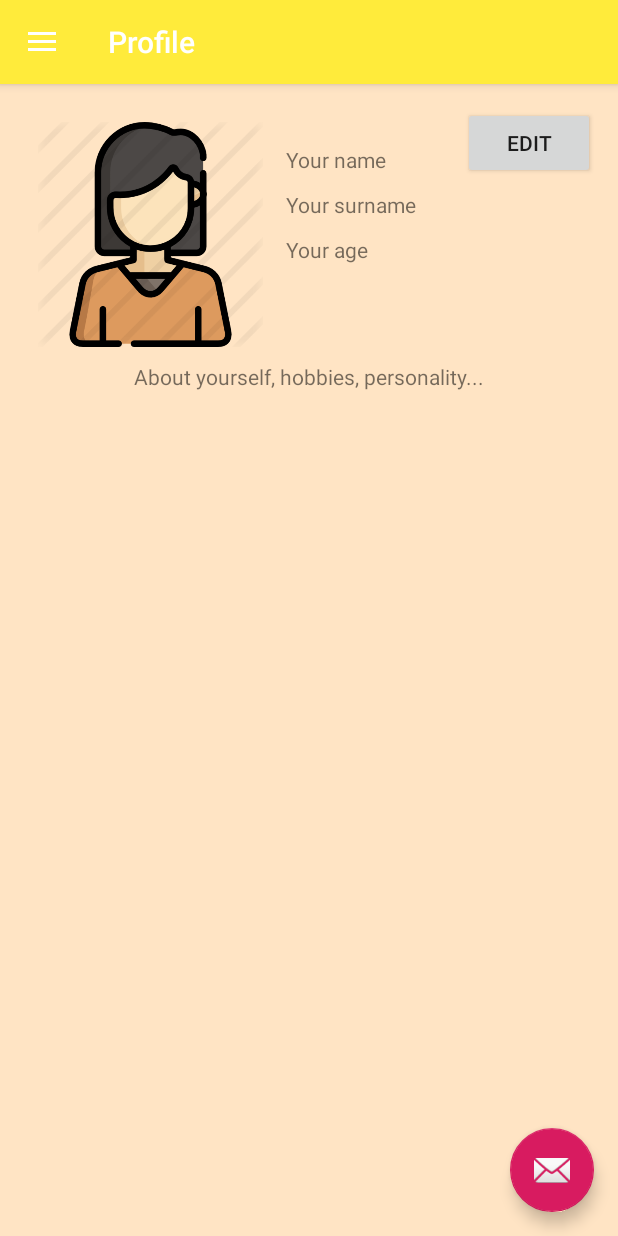
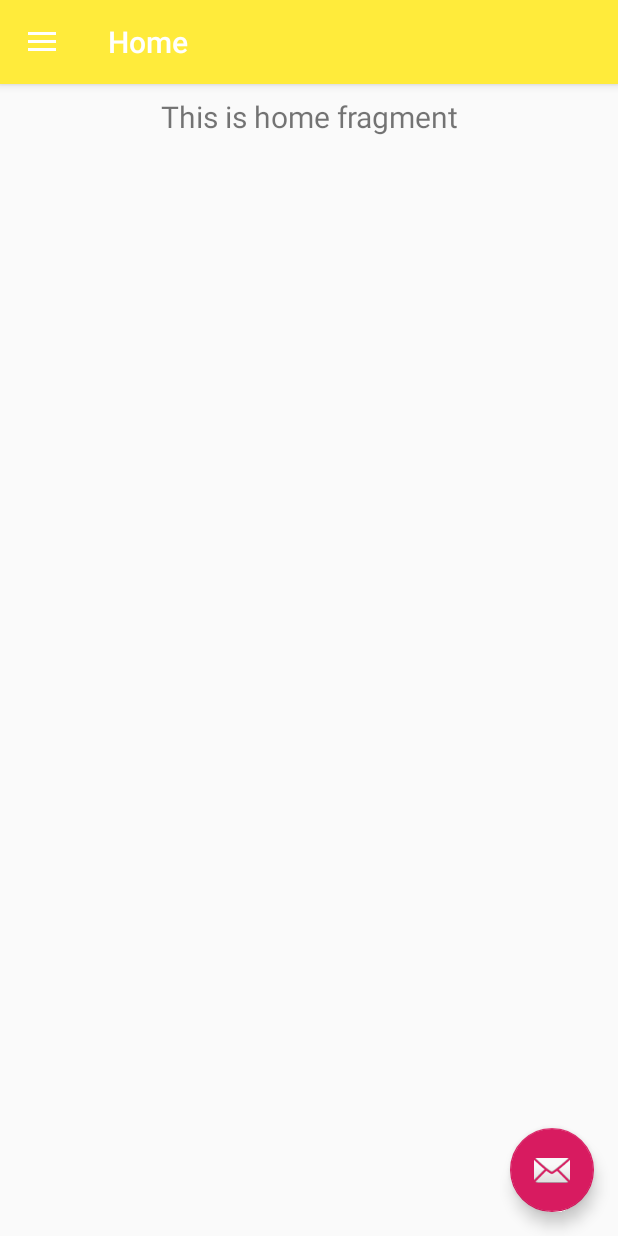
Before and after one commit to GGnet123/MobileProject, an Android app: the MainActivity screen opened directly, with no data from a screen before it, on a phone screen of 412 x 824 dp. Run offline under Robolectric (Android 15) with nearby library versions, the phone set to English and light mode, and no system bars; our stand-ins replace navigation-ui.

Commit message:
nav bar update

```diff
--- a/app/src/main/java/com/example/gauharproject/MainActivity.java
+++ b/app/src/main/java/com/example/gauharproject/MainActivity.java
@@ -97,7 +97,7 @@ public class MainActivity extends AppCompatActivity {
         // Passing each menu ID as a set of Ids because each
         // menu should be considered as top level destinations.
         mAppBarConfiguration = new AppBarConfiguration.Builder(
-                R.id.nav_profile, R.id.nav_gallery, R.id.nav_categories,
+                R.id.nav_profile, R.id.nav_home, R.id.nav_categories,
                 R.id.nav_notes, R.id.nav_favourite, R.id.nav_settings, R.id.nav_popular)
                 .setDrawerLayout(drawer)
                 .build();
--- a/app/src/main/java/com/example/gauharproject/ui/gallery/GalleryFragment.java
+++ b/app/src/main/java/com/example/gauharproject/ui/home/HomeFragment.java
@@ -1,4 +1,4 @@
-package com.example.gauharproject.ui.gallery;
+package com.example.gauharproject.ui.home;
 
 import android.os.Bundle;
 import android.view.LayoutInflater;
@@ -14,17 +14,17 @@ import androidx.lifecycle.ViewModelProviders;
 
 import com.example.gauharproject.R;
 
-public class GalleryFragment extends Fragment {
+public class HomeFragment extends Fragment {
 
-    private GalleryViewModel galleryViewModel;
+    private HomeViewModel homeViewModel;
 
     public View onCreateView(@NonNull LayoutInflater inflater,
                              ViewGroup container, Bundle savedInstanceState) {
-        galleryViewModel =
-                ViewModelProviders.of(this).get(GalleryViewModel.class);
-        View root = inflater.inflate(R.layout.fragment_gallery, container, false);
-        final TextView textView = root.findViewById(R.id.text_gallery);
-        galleryViewModel.getText().observe(this, new Observer<String>() {
+        homeViewModel =
+                ViewModelProviders.of(this).get(HomeViewModel.class);
+        View root = inflater.inflate(R.layout.fragment_home, container, false);
+        final TextView textView = root.findViewById(R.id.text_home);
+        homeViewModel.getText().observe(this, new Observer<String>() {
             @Override
             public void onChanged(@Nullable String s) {
                 textView.setText(s);
--- a/app/src/main/java/com/example/gauharproject/ui/gallery/GalleryViewModel.java
+++ b/app/src/main/java/com/example/gauharproject/ui/home/HomeViewModel.java
@@ -1,16 +1,16 @@
-package com.example.gauharproject.ui.gallery;
+package com.example.gauharproject.ui.home;
 
 import androidx.lifecycle.LiveData;
 import androidx.lifecycle.MutableLiveData;
 import androidx.lifecycle.ViewModel;
 
-public class GalleryViewModel extends ViewModel {
+public class HomeViewModel extends ViewModel {
 
     private MutableLiveData<String> mText;
 
-    public GalleryViewModel() {
+    public HomeViewModel() {
         mText = new MutableLiveData<>();
-        mText.setValue("This is gallery fragment");
+        mText.setValue("This is home fragment");
     }
 
     public LiveData<String> getText() {
--- a/app/src/main/res/layout/fragment_gallery.xml
+++ b/app/src/main/res/layout/fragment_home.xml
@@ -5,7 +5,7 @@
     android:layout_height="match_parent">
 
     <TextView
-        android:id="@+id/text_gallery"
+        android:id="@+id/text_home"
         android:layout_width="match_parent"
         android:layout_height="wrap_content"
         android:layout_marginStart="8dp"
--- a/app/src/main/res/menu/activity_main_drawer.xml
+++ b/app/src/main/res/menu/activity_main_drawer.xml
@@ -5,34 +5,34 @@
 
     <group android:checkableBehavior="single">
         <item
+            android:id="@+id/nav_home"
+            android:icon="@drawable/baseline_home_work_black_18dp"
+            android:title="@string/menu_home" />
+        <item
             android:id="@+id/nav_profile"
             android:enabled="true"
-            android:icon="@drawable/profile"
+            android:icon="@drawable/baseline_account_box_black_18dp"
             android:title="@string/menu_profile"
             android:visible="true" />
         <item
-            android:id="@+id/nav_gallery"
-            android:icon="@drawable/galery"
-            android:title="@string/menu_gallery" />
-        <item
             android:id="@+id/nav_favourite"
-            android:icon="@drawable/fav"
+            android:icon="@drawable/baseline_favorite_black_18dp"
             android:title="@string/menu_favourite" />
-        <item
-            android:id="@+id/nav_popular"
-            android:icon="@drawable/popular"
-            android:title="@string/menu_popular" />
+<!--        <item-->
+<!--            android:id="@+id/nav_popular"-->
+<!--            android:icon="@drawable/popular"-->
+<!--            android:title="@string/menu_popular" />-->
         <item
             android:id="@+id/nav_categories"
-            android:icon="@drawable/category"
+            android:icon="@drawable/baseline_list_black_18dp"
             android:title="@string/menu_categories" />
         <item
             android:id="@+id/nav_notes"
-            android:icon="@drawable/notes"
+            android:icon="@drawable/baseline_post_add_black_18dp"
             android:title="@string/menu_notes" />
         <item
             android:id="@+id/nav_settings"
-            android:icon="@drawable/settings"
+            android:icon="@drawable/ic_menu_manage"
             android:title="@string/menu_settings" />
     </group>
 </menu>
--- a/app/src/main/res/navigation/mobile_navigation.xml
+++ b/app/src/main/res/navigation/mobile_navigation.xml
@@ -3,7 +3,7 @@
     xmlns:app="http://schemas.android.com/apk/res-auto"
     xmlns:tools="http://schemas.android.com/tools"
     android:id="@+id/mobile_navigation"
-    app:startDestination="@+id/nav_profile">
+    app:startDestination="@+id/nav_home">
 
     <fragment
         android:id="@+id/nav_profile"
@@ -12,10 +12,10 @@
         tools:layout="@layout/fragment_profile" />
 
     <fragment
-        android:id="@+id/nav_gallery"
-        android:name="com.example.gauharproject.ui.gallery.GalleryFragment"
-        android:label="@string/menu_gallery"
-        tools:layout="@layout/fragment_gallery" />
+        android:id="@+id/nav_home"
+        android:name="com.example.gauharproject.ui.home.HomeFragment"
+        android:label="@string/menu_home"
+        tools:layout="@layout/fragment_home" />
 
     <fragment
         android:id="@+id/nav_favourite"
--- a/app/src/main/res/values/strings.xml
+++ b/app/src/main/res/values/strings.xml
@@ -9,7 +9,7 @@
 
     <string name="menu_profile">Profile</string>
     <string name="menu_favourite">Favourite</string>
-    <string name="menu_gallery">Gallery</string>
+    <string name="menu_home">Home</string>
     <string name="menu_notes">Notes</string>
     <string name="menu_categories">Categories</string>
     <string name="menu_popular">Popular requests</string>
```
Also changed, not shown: app/src/main/res/drawable/baseline_account_box_black_18dp.png (added), app/src/main/res/drawable/baseline_favorite_black_18dp.png (added), app/src/main/res/drawable/baseline_home_work_black_18dp.png (added), app/src/main/res/drawable/baseline_list_black_18dp.png (added), app/src/main/res/drawable/baseline_post_add_black_18dp.png (added).
